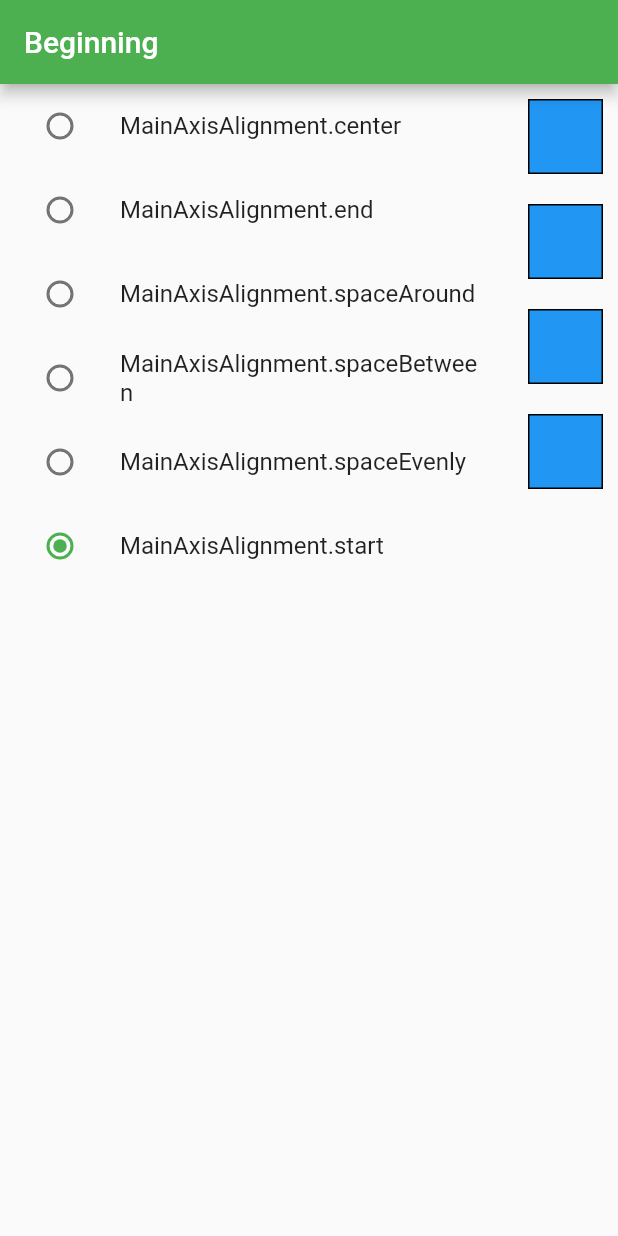
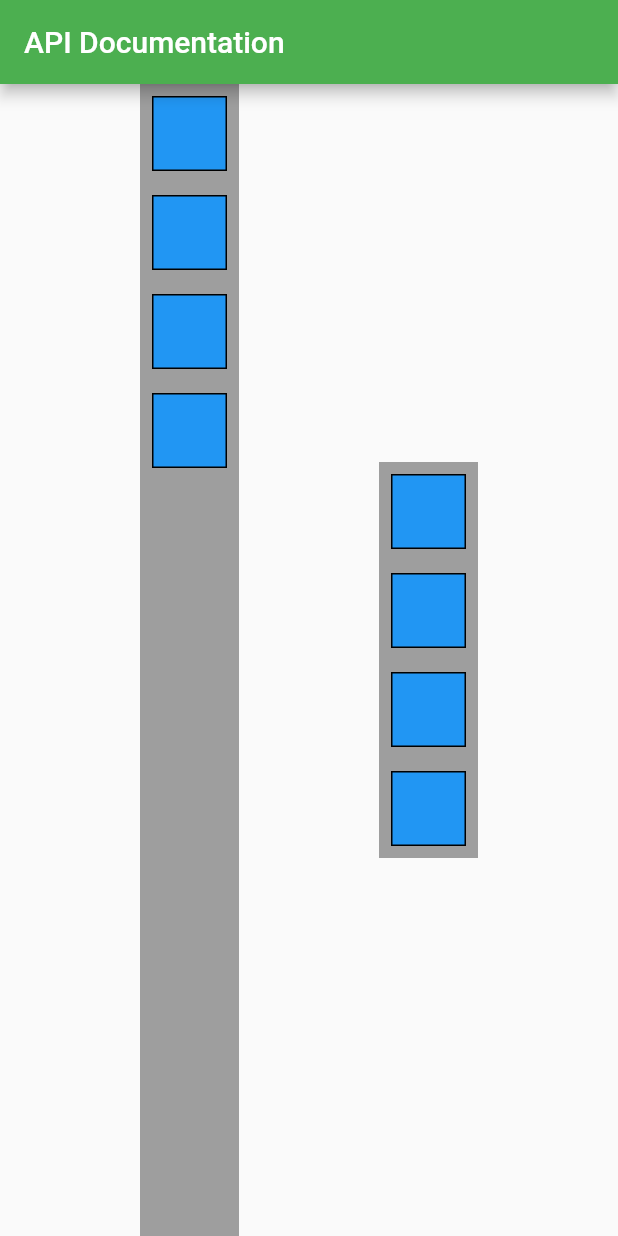
Before and after one commit to xiaoRoy/parcitcal-flutter, a Flutter app: the screen it shows after launch, on a phone screen of 412 x 824 dp. Run offline on Flutter 3.47's test engine with Material 2 defaults, Android fonts, the phone set to English and light mode, and no system bars.

Commit message:
Learned mainAxisSize

```diff
--- a/chap1/hello_world/lib/beginning/chap6/row_and_columm.dart
+++ b/chap1/hello_world/lib/beginning/chap6/row_and_columm.dart
@@ -43,7 +43,7 @@ class _MainAxisShowcaseState extends State<MainAxisShowcase> {
 
 class BlueBoxColumn extends StatelessWidget {
   final int _count;
-  final MainAxisAlignment _mainAxisAlignment;
+  MainAxisAlignment _mainAxisAlignment;
 
   BlueBoxColumn(this._count,
       {MainAxisAlignment mainAxisAlignment = MainAxisAlignment.start})
--- /dev/null
+++ b/chap1/hello_world/lib/flutter/api_documentation/api_doucmentation.dart
@@ -0,0 +1,15 @@
+
+
+import 'package:flutter/material.dart';
+import 'package:hello_world/flutter/api_documentation/row.dart';
+
+class ApiDocumentation extends StatelessWidget {
+
+  @override
+  Widget build(BuildContext context) {
+    return Scaffold(
+      appBar: AppBar(title: Text('API Documentation'),),
+      body: MainAxisSizeShowcase(),
+    );
+  }
+}
--- /dev/null
+++ b/chap1/hello_world/lib/flutter/api_documentation/row.dart
@@ -0,0 +1,49 @@
+//Basic Flutter layout concepts
+
+import 'package:flutter/material.dart';
+import 'package:hello_world/commons/blue_box.dart';
+
+class MainAxisSizeShowcase extends StatelessWidget {
+  @override
+  Widget build(BuildContext context) {
+    return Row(
+      mainAxisAlignment: MainAxisAlignment.spaceEvenly,
+      children: [
+        _BlueBoxColummWithBackgound(
+          mainAxisSize: MainAxisSize.max,
+        ),
+        _BlueBoxColummWithBackgound(
+          mainAxisSize: MainAxisSize.min,
+        )
+      ],
+    );
+  }
+}
+
+class _BlueBoxColummWithBackgound extends StatelessWidget {
+  final MainAxisSize _mainAxisSize;
+
+  _BlueBoxColummWithBackgound({MainAxisSize mainAxisSize = MainAxisSize.max})
+      : _mainAxisSize = mainAxisSize;
+
+  @override
+  Widget build(BuildContext context) {
+    return Container(
+      color: Colors.grey,
+      child: Column(
+        mainAxisSize: _mainAxisSize,
+        children: _generateBlueBoxs(4),
+      ),
+    );
+  }
+
+  List<BlueBox> _generateBlueBoxs(int count) {
+    List<BlueBox> blueBoxList = [];
+    for (var index = 0; index < count; index++) {
+      blueBoxList.add(BlueBox(
+        margin: 8.0,
+      ));
+    }
+    return blueBoxList;
+  }
+}
--- a/chap1/hello_world/lib/main.dart
+++ b/chap1/hello_world/lib/main.dart
@@ -1,5 +1,6 @@
 import 'package:flutter/material.dart';
 import 'package:hello_world/beginning/chap6/row_and_columm.dart';
+import 'package:hello_world/flutter/api_documentation/api_doucmentation.dart';
 import 'package:hello_world/prgramming_flutter/chap_1/ripple_button.dart';
 import 'package:hello_world/prgramming_flutter/chap_2/chap_2.dart';
 import 'package:hello_world/widget_of_the_week/showcase.dart';
@@ -27,7 +28,7 @@ class MyApp extends StatelessWidget {
         primarySwatch: Colors.green,
       ),
       // home: MyHomePage(title: 'An app that can count to:'),
-      home: BeginningBook(),
+      home: ApiDocumentation(),
     );
   }
 }
```
Also changed, not shown: chap1/hello_world/lib/flutter/building_layout/tutorial/title_section.dart (added).
